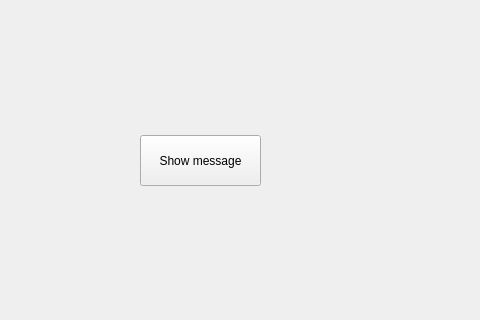
Old version of the form Cap06_MessageBox/QMessageBox/mainwindow.ui in the repository Ordep22/Introduction-to-Qt-QML; both pictures show x 0 to 480 and y 105 to 425 of the 800 by 600 pixel window.
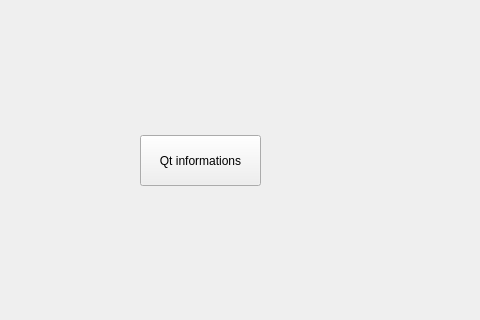
New version of the form.

Commit message: Lesson QMessageBox Finished

```diff
--- a/Cap06_MessageBox/QMessageBox/mainwindow.ui
+++ b/Cap06_MessageBox/QMessageBox/mainwindow.ui
@@ -24,7 +24,7 @@
      </rect>
     </property>
     <property name="text">
-     <string>Show message</string>
+     <string>Qt informations</string>
     </property>
    </widget>
   </widget>
```
The commit also changes 355 other files.
